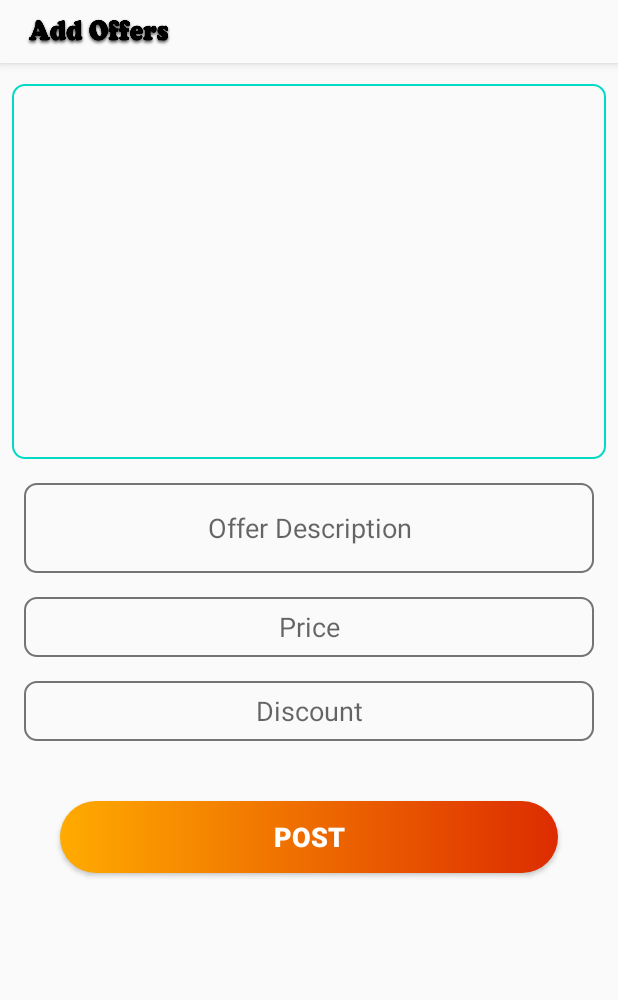
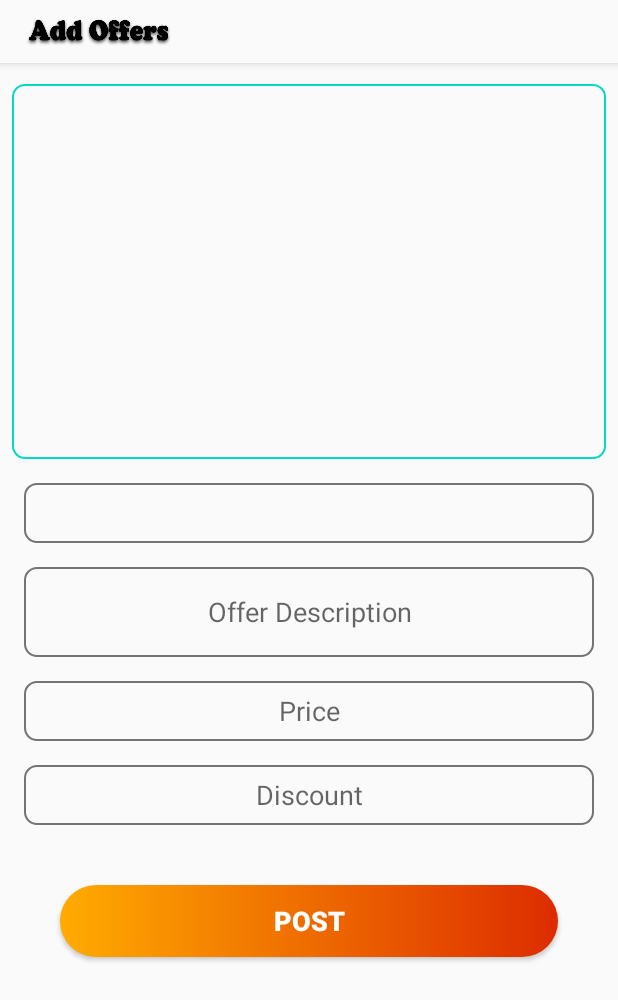
Before and after one commit to anuradi/DealHub, an Android app: the fragment AddMyOffers_ShopOwner shown on its own in the app's theme, on a phone screen of 412 x 824 dp. Shown: the top 1000 px of the screen. Run offline under Robolectric (Android 15) with nearby library versions, the phone set to English and light mode, and no system bars.

Commit message:
update activity_register_customer.xml fragment_add_my_offers_shop_owner.xml

```diff
--- a/app/src/main/res/layout/activity_register_customer.xml
+++ b/app/src/main/res/layout/activity_register_customer.xml
@@ -1,5 +1,5 @@
 <?xml version="1.0" encoding="utf-8"?>
-<androidx.constraintlayout.widget.ConstraintLayout xmlns:android="http://schemas.android.com/apk/res/android"
+<androidx.core.widget.NestedScrollView xmlns:android="http://schemas.android.com/apk/res/android"
     xmlns:app="http://schemas.android.com/apk/res-auto"
     xmlns:tools="http://schemas.android.com/tools"
     android:layout_width="match_parent"
@@ -8,7 +8,7 @@
 
     <androidx.appcompat.widget.LinearLayoutCompat
         android:layout_width="match_parent"
-        android:layout_height="match_parent"
+        android:layout_height="wrap_content"
         android:orientation="vertical"
         android:padding="8dp"
         app:layout_constraintBottom_toBottomOf="parent"
@@ -101,4 +101,4 @@
 
 
 
-</androidx.constraintlayout.widget.ConstraintLayout>
+</androidx.core.widget.NestedScrollView>
--- a/app/src/main/res/layout/fragment_add_my_offers_shop_owner.xml
+++ b/app/src/main/res/layout/fragment_add_my_offers_shop_owner.xml
@@ -3,8 +3,8 @@
     xmlns:tools="http://schemas.android.com/tools"
     android:layout_width="match_parent"
     android:layout_height="match_parent"
-    xmlns:app="http://schemas.android.com/apk/res-auto"
     tools:context=".fragment.AddMyOffers_ShopOwner">
+
     <com.google.android.material.appbar.AppBarLayout
         android:id="@+id/bar"
         android:layout_width="match_parent"
@@ -25,17 +25,20 @@
                     android:id="@+id/app_name"
                     android:layout_width="100dp"
                     android:layout_height="30dp"
-                    android:background="@drawable/add_offers"
-                    android:layout_alignParentStart="true"/>
+                    android:layout_alignParentStart="true"
+                    android:background="@drawable/add_offers" />
 
             </RelativeLayout>
 
         </androidx.appcompat.widget.Toolbar>
     </com.google.android.material.appbar.AppBarLayout>
 
+    <androidx.core.widget.NestedScrollView
+        android:layout_width="match_parent"
+        android:layout_height="match_parent">
         <androidx.appcompat.widget.LinearLayoutCompat
             android:layout_width="match_parent"
-        android:layout_height="match_parent"
+            android:layout_height="wrap_content"
             android:layout_marginTop="32dp"
             android:orientation="vertical"
             android:padding="8dp">
@@ -45,40 +48,47 @@
                 android:id="@+id/pro_pic"
                 android:layout_width="match_parent"
                 android:layout_height="250dp"
-            android:src="@drawable/button_black"
                 android:layout_gravity="center"
+                android:layout_marginTop="16dp"
                 android:layout_marginBottom="8dp"
-            android:layout_marginTop="16dp" />
+                android:src="@drawable/button_black" />
 
+            <androidx.appcompat.widget.AppCompatSpinner
+                android:layout_width="match_parent"
+                android:layout_height="40dp"
+                android:layout_margin="8dp"
+                android:background="@drawable/button_boader_dark">
+
+            </androidx.appcompat.widget.AppCompatSpinner>
 
             <androidx.appcompat.widget.AppCompatEditText
                 android:id="@+id/description"
                 android:layout_width="match_parent"
                 android:layout_height="60dp"
+                android:layout_margin="8dp"
                 android:background="@drawable/button_boader_dark"
                 android:gravity="center"
                 android:hint="@string/offer_description"
-            android:layout_margin="8dp"
                 android:textSize="18sp" />
 
             <androidx.appcompat.widget.AppCompatEditText
                 android:id="@+id/price"
                 android:layout_width="match_parent"
                 android:layout_height="40dp"
+                android:layout_margin="8dp"
                 android:background="@drawable/button_boader_dark"
                 android:gravity="center"
                 android:hint="@string/price"
-            android:layout_margin="8dp"
                 android:textSize="18sp" />
 
             <androidx.appcompat.widget.AppCompatEditText
                 android:id="@+id/discount"
                 android:layout_width="match_parent"
                 android:layout_height="40dp"
+                android:layout_margin="8dp"
                 android:background="@drawable/button_boader_dark"
                 android:gravity="center"
                 android:hint="@string/discount"
-            android:layout_margin="8dp"
                 android:textSize="18sp" />
 
 
@@ -87,13 +97,14 @@
                 android:layout_width="match_parent"
                 android:layout_height="wrap_content"
                 android:layout_margin="32dp"
-            android:text="@string/post"
-            android:textStyle="bold"
                 android:background="@drawable/button_background"
                 android:gravity="center"
+                android:text="@string/post"
                 android:textColor="#fff"
-            android:textSize="18sp" />
+                android:textSize="18sp"
+                android:textStyle="bold" />
 
         </androidx.appcompat.widget.LinearLayoutCompat>
+    </androidx.core.widget.NestedScrollView>
 
 </FrameLayout>
```
Lines whose indentation alone changed are shown as unchanged.
